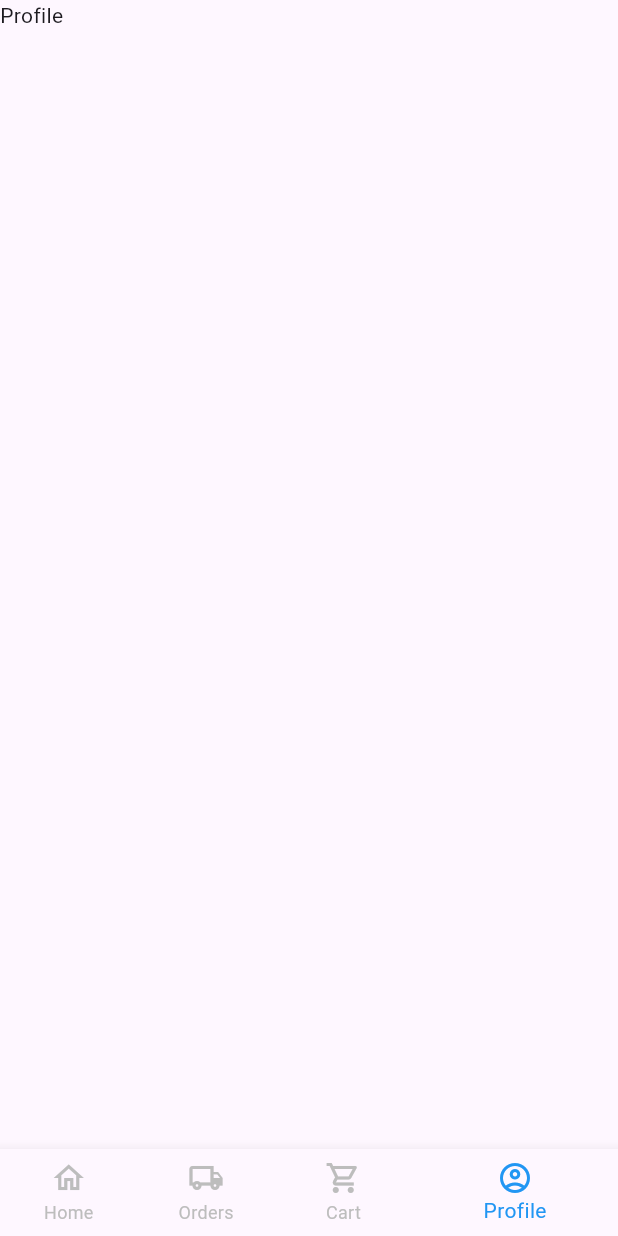
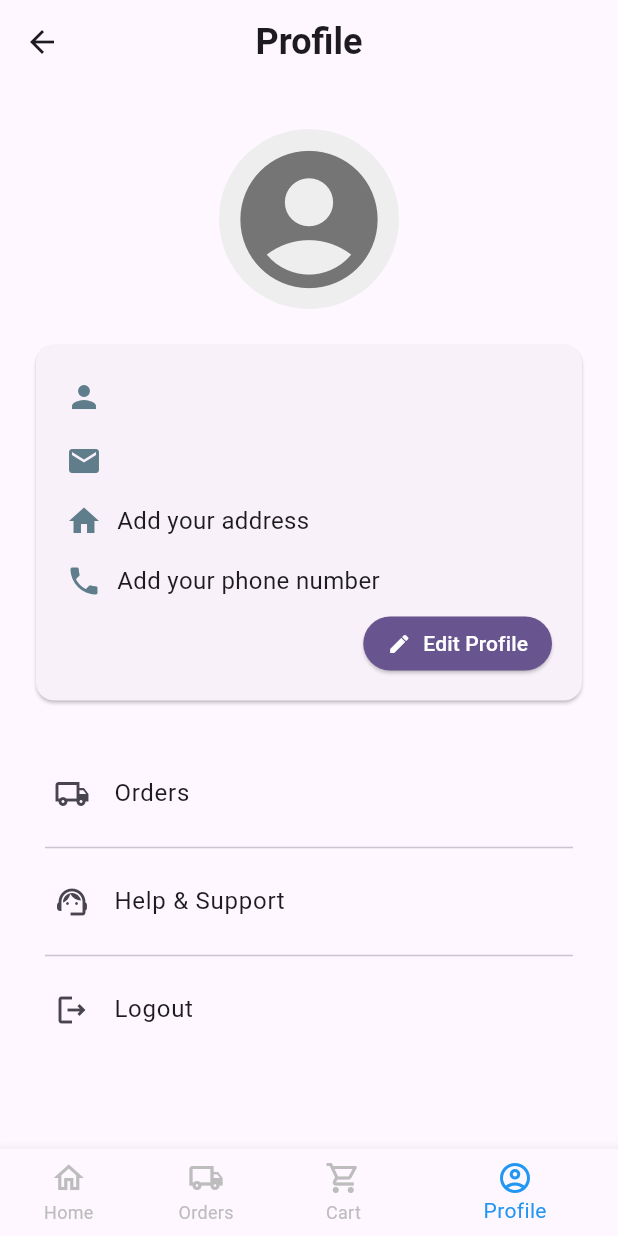
Before and after one commit to rom4nz/ecommerce_app, a Flutter app: the HomeNav screen opened by its route, item 4 of the bottom bar chosen, on a phone screen of 412 x 824 dp. Run offline on Flutter 3.47's test engine with Material 3 defaults, Android fonts, the phone set to English and light mode, and no system bars; our stand-ins replace cloud_firestore, firebase_auth, firebase_core; accounts and stored records are empty.

Commit message:
user profile completed

```diff
--- /dev/null
+++ b/lib/models/user_model.dart
@@ -0,0 +1,19 @@
+class UserModel {
+  String name, email, phone, address;
+
+  UserModel({
+    required this.name,
+    required this.email,
+    required this.phone,
+    required this.address,
+  });
+
+  factory UserModel.fromJson(Map<String, dynamic> json) {
+    return UserModel(
+      name: json['name'] ?? 'User',
+      email: json['email'] ?? '',
+      phone: json['phone'] ?? '',
+      address: json['address'] ?? '',
+    );
+  }
+}
--- /dev/null
+++ b/lib/providers/user_provider.dart
@@ -0,0 +1,35 @@
+import 'dart:async';
+
+import 'package:cloud_firestore/cloud_firestore.dart';
+import 'package:ecommerce_app/controllers/db_service.dart';
+import 'package:ecommerce_app/models/user_model.dart';
+import 'package:flutter/material.dart';
+
+class UserProvider extends ChangeNotifier {
+  StreamSubscription<DocumentSnapshot>? _userSubscription;
+
+  String name = "User";
+  String email = "";
+  String phone = "";
+  String address = "";
+
+  UserProvider() {
+    loadUserData();
+  }
+
+  //load user data from Firestore
+  void loadUserData() {
+    _userSubscription?.cancel();
+    _userSubscription = DbService().readUserData().listen((snapshot) {
+      print(snapshot.data());
+      final UserModel data = UserModel.fromJson(
+        snapshot.data() as Map<String, dynamic>,
+      );
+      name = data.name;
+      email = data.email;
+      phone = data.phone;
+      address = data.address;
+      notifyListeners();
+    });
+  }
+}
--- a/lib/views/home_nav.dart
+++ b/lib/views/home_nav.dart
@@ -1,4 +1,5 @@
 import 'package:ecommerce_app/views/home.dart';
+import 'package:ecommerce_app/views/profile.dart';
 import 'package:flutter/material.dart';
 
 class HomeNav extends StatefulWidget {
@@ -11,7 +12,7 @@ class HomeNav extends StatefulWidget {
 class _HomeNavState extends State<HomeNav> {
   int selectedIndex = 0;
 
-  List pages = [HomePage(), Text("Orders"), Text("Cart"), Text("Profile")];
+  List pages = [HomePage(), Text("Orders"), Text("Cart"), ProfilePage()];
   @override
   Widget build(BuildContext context) {
     return Scaffold(
@@ -49,5 +50,3 @@ class _HomeNavState extends State<HomeNav> {
     );
   }
 }
-
-//02:37:50
--- a/lib/views/login.dart
+++ b/lib/views/login.dart
@@ -188,6 +188,10 @@ class _LoginPageState extends State<LoginPage> {
                           });
                     }
                   },
+                  style: ElevatedButton.styleFrom(
+                    backgroundColor: Theme.of(context).primaryColor,
+                    foregroundColor: Colors.white,
+                  ),
                   child: Text("Login", style: TextStyle(fontSize: 16)),
                 ),
               ),
--- /dev/null
+++ b/lib/views/profile.dart
@@ -0,0 +1,181 @@
+import 'package:ecommerce_app/controllers/auth_service.dart';
+import 'package:ecommerce_app/providers/user_provider.dart';
+import 'package:flutter/material.dart';
+import 'package:provider/provider.dart';
+
+class ProfilePage extends StatefulWidget {
+  const ProfilePage({super.key});
+
+  @override
+  State<ProfilePage> createState() => _ProfilePageState();
+}
+
+class _ProfilePageState extends State<ProfilePage> {
+  @override
+  Widget build(BuildContext context) {
+    return Scaffold(
+      appBar: AppBar(
+        title: Text(
+          "Profile",
+          style: TextStyle(fontSize: 24, fontWeight: FontWeight.w600),
+        ),
+        centerTitle: true,
+        elevation: 0,
+      ),
+      body: Consumer<UserProvider>(
+        builder: (context, value, child) => SingleChildScrollView(
+          child: Column(
+            crossAxisAlignment: CrossAxisAlignment.center,
+            children: [
+              SizedBox(height: 30),
+              CircleAvatar(
+                radius: 60,
+                backgroundColor: Colors.grey[200],
+                child: Icon(
+                  Icons.account_circle,
+                  size: 110,
+                  color: Colors.grey[600],
+                ),
+              ),
+              SizedBox(height: 20),
+              Padding(
+                padding: const EdgeInsets.symmetric(horizontal: 20.0),
+                child: Card(
+                  child: Padding(
+                    padding: const EdgeInsets.all(20.0),
+                    child: Column(
+                      crossAxisAlignment: CrossAxisAlignment.start,
+                      children: [
+                        Row(
+                          children: [
+                            Icon(Icons.person, color: Colors.blueGrey),
+                            SizedBox(width: 10),
+                            Expanded(
+                              child: Text(
+                                value.name,
+                                style: TextStyle(
+                                  fontSize: 20,
+                                  fontWeight: FontWeight.bold,
+                                ),
+                              ),
+                            ),
+                          ],
+                        ),
+                        SizedBox(height: 16),
+                        Row(
+                          children: [
+                            Icon(Icons.email, color: Colors.blueGrey),
+                            SizedBox(width: 10),
+                            Expanded(
+                              child: Text(
+                                value.email,
+                                style: TextStyle(fontSize: 16),
+                              ),
+                            ),
+                          ],
+                        ),
+                        SizedBox(height: 16),
+                        Row(
+                          children: [
+                            Icon(Icons.home, color: Colors.blueGrey),
+                            SizedBox(width: 10),
+                            Expanded(
+                              child: Text(
+                                value.address.isNotEmpty
+                                    ? value.address
+                                    : "Add your address",
+                                style: TextStyle(fontSize: 16),
+                              ),
+                            ),
+                          ],
+                        ),
+                        SizedBox(height: 16),
+                        Row(
+                          children: [
+                            Icon(Icons.phone, color: Colors.blueGrey),
+                            SizedBox(width: 10),
+                            Expanded(
+                              child: Text(
+                                value.phone.isNotEmpty
+                                    ? value.phone
+                                    : "Add your phone number",
+                                style: TextStyle(fontSize: 16),
+                              ),
+                            ),
+                          ],
+                        ),
+                        SizedBox(height: 12),
+                        Row(
+                          mainAxisAlignment: MainAxisAlignment.end,
+                          children: [
+                            ElevatedButton.icon(
+                              icon: Icon(Icons.edit, size: 16),
+                              label: Text(
+                                "Edit Profile",
+                                style: TextStyle(fontSize: 14),
+                              ),
+                              style: ElevatedButton.styleFrom(
+                                backgroundColor: Theme.of(context).primaryColor,
+                                foregroundColor: Colors.white,
+                                padding: EdgeInsets.symmetric(
+                                  horizontal: 16,
+                                  vertical: 8,
+                                ),
+                                shape: RoundedRectangleBorder(
+                                  borderRadius: BorderRadius.circular(20),
+                                ),
+                                minimumSize: Size(0, 32),
+                                tapTargetSize: MaterialTapTargetSize.shrinkWrap,
+                                elevation: 1,
+                              ),
+                              onPressed: () {
+                                Navigator.pushNamed(context, '/update_profile');
+                              },
+                            ),
+                          ],
+                        ),
+                      ],
+                    ),
+                  ),
+                ),
+              ),
+              SizedBox(height: 30),
+              Padding(
+                padding: const EdgeInsets.symmetric(horizontal: 20.0),
+                child: Column(
+                  children: [
+                    ListTile(
+                      title: Text("Orders"),
+                      leading: Icon(Icons.local_shipping_outlined),
+                      onTap: () async {},
+                    ),
+                    Divider(thickness: 1, endIndent: 10, indent: 10),
+                    ListTile(
+                      title: Text("Help & Support"),
+                      leading: Icon(Icons.support_agent),
+                      onTap: () async {},
+                    ),
+                    Divider(thickness: 1, endIndent: 10, indent: 10),
+                    ListTile(
+                      title: Text("Logout"),
+                      leading: Icon(Icons.logout_outlined),
+                      onTap: () async {
+                        await AuthService().logout();
+                        Navigator.pushNamedAndRemoveUntil(
+                          context,
+                          '/login',
+                          (route) => true,
+                        );
+                      },
+                    ),
+                  ],
+                ),
+              ),
+              SizedBox(height: 30),
+            ],
+          ),
+        ),
+      ),
+    );
+  }
+}
--- a/lib/views/signup.dart
+++ b/lib/views/signup.dart
@@ -118,7 +118,10 @@ class _SignupPageState extends State<SignupPage> {
                           });
                     }
                   },
-
+                  style: ElevatedButton.styleFrom(
+                    backgroundColor: Theme.of(context).primaryColor,
+                    foregroundColor: Colors.white,
+                  ),
                   child: Text("Sign Up", style: TextStyle(fontSize: 16)),
                 ),
               ),
```
Also changed, not shown: lib/main.dart (+8 -1 lines), lib/views/home.dart (+8 -1 lines), lib/views/update_profile.dart (added, +126 -0 lines).
